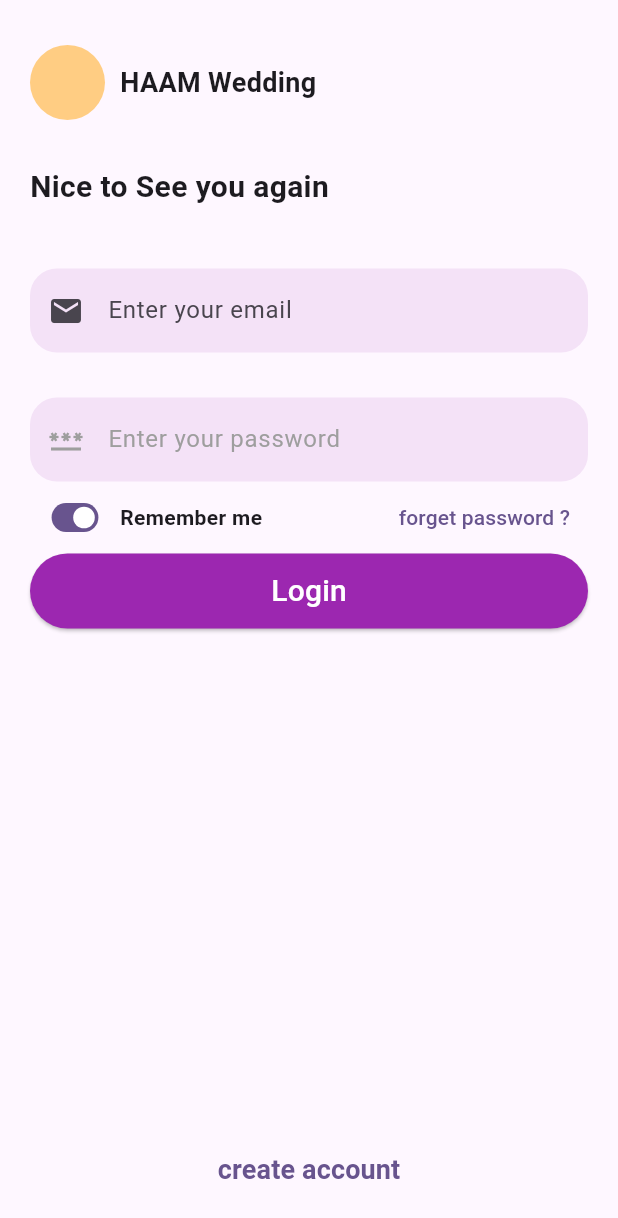
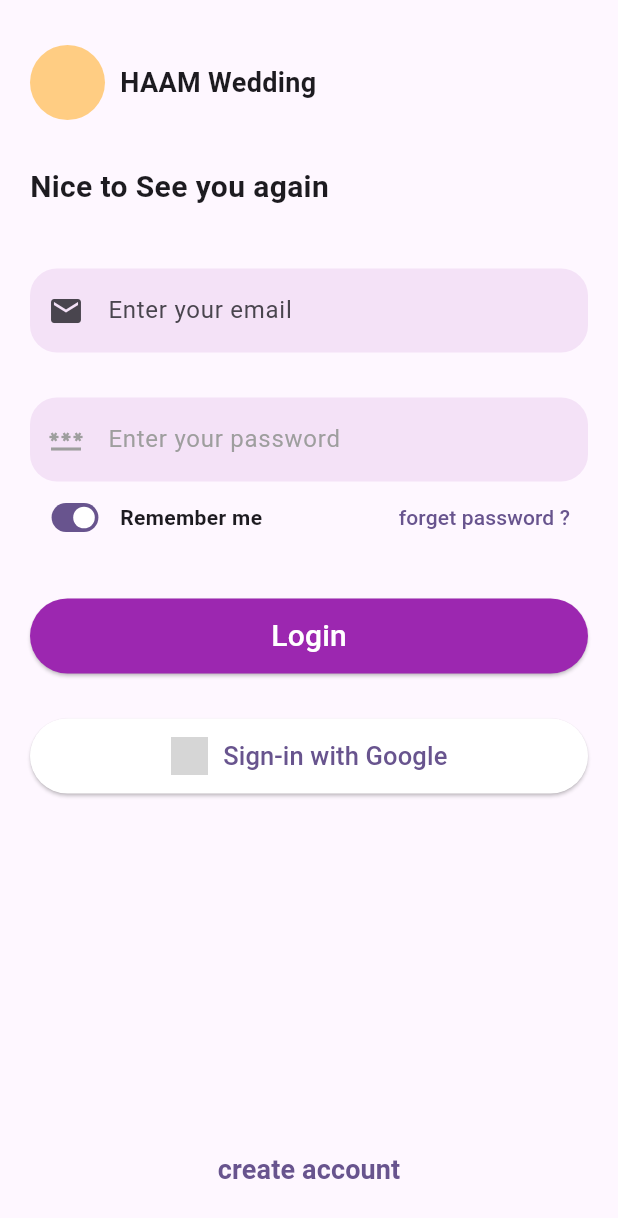
Before and after one commit to irfanMaitexa/wedweel, a Flutter app: the screen it shows after launch, on a phone screen of 412 x 824 dp. Shown: the top 1218 px of the screen. Run offline on Flutter 3.47's test engine with Material 3 defaults, Android fonts, the phone set to English and light mode, and no system bars; network calls fail; grey boxes are pictures that could not be loaded.

Commit message:
added google login and some space

```diff
--- a/lib/user/screen/lok.dart
+++ b/lib/user/screen/lok.dart
@@ -13,26 +13,20 @@ class Lok extends StatelessWidget {
             padding: const EdgeInsets.symmetric(horizontal: 20),
             child: Column(
               children: [
-                SizedBox(
-
-
-
-
-
-
+                const SizedBox(
                   height: 30,
                 ),
                 Row(
                   children: [
-                    CircleAvatar(
-                      backgroundColor: const Color.fromARGB(255, 255, 205, 131),
+                    const CircleAvatar(
+                      backgroundColor: Color.fromARGB(255, 255, 205, 131),
                       radius: 25,
                     ),
-                    SizedBox(
+                    const SizedBox(
                       width: 10,
                     ),
                     Container(
-                      child: Text(
+                      child: const Text(
                         "HAAM Wedding",
                         style: TextStyle(
                             fontSize: 18, fontWeight: FontWeight.bold),
@@ -40,12 +34,12 @@ class Lok extends StatelessWidget {
                     ),
                   ],
                 ),
-                SizedBox(
+                const SizedBox(
                   height: 30,
                 ),
                 Container(
                   alignment: Alignment.centerLeft,
-                  child: Text(
+                  child: const Text(
                     "Nice to See you again",
                     style: TextStyle(
                       fontSize: 20,
@@ -53,7 +47,7 @@ class Lok extends StatelessWidget {
                     ),
                   ),
                 ),
-                SizedBox(
+                const SizedBox(
                   height: 40,
                 ),
                 TextFormField(
@@ -62,19 +56,19 @@ class Lok extends StatelessWidget {
                         borderRadius: BorderRadius.circular(18),
                         borderSide: BorderSide.none),
                     labelText: 'Enter your email ',
-                    prefixIcon: Icon(Icons.email),
+                    prefixIcon: const Icon(Icons.email),
                     filled: true,
                     fillColor: Colors.purple.withOpacity(0.1),
                   ),
                 ),
-                SizedBox(
+                const SizedBox(
                   height: 30,
                 ),
                 TextFormField(
                   obscureText: true,
                   decoration: InputDecoration(
                     labelText: 'Enter your password',
-                    labelStyle: TextStyle(color: Colors.grey),
+                    labelStyle: const TextStyle(color: Colors.grey),
                     border: OutlineInputBorder(
                         borderRadius: BorderRadius.circular(18),
                         borderSide: BorderSide.none),
@@ -93,36 +87,82 @@ class Lok extends StatelessWidget {
                         onChanged: (bool value) {},
                       ),
                     ),
-                    Text(
+                    const Text(
                       'Remember me ',
                       style: TextStyle(fontWeight: FontWeight.bold),
                     ),
-                    Spacer(),
+                    const Spacer(),
                     TextButton(
-                        onPressed: () {}, child: Text('forget password ?')),
+                      onPressed: () {},
+                      child: const Text('forget password ?'),
+                    ),
                   ],
+                ),
+                const SizedBox(
+                  height: 30,
                 ),
                 ElevatedButton(
                   style: ElevatedButton.styleFrom(
                     backgroundColor: Colors.purple,
-                        fixedSize: Size(double.maxFinite, 50)),
+                    fixedSize: const Size(double.maxFinite, 50),
+                  ),
                   onPressed: () {
                     print('clicked');
                   },
-                    child: Text(
+                  child: const Text(
                     'Login',
                     style: TextStyle(
                       fontSize: 20,
                       color: Colors.white,
                     ),
-                    )),
+                  ),
+                ),
+                const SizedBox(
+                  height: 30,
+                ),
+                ElevatedButton(
+                  style: ElevatedButton.styleFrom(
+                    backgroundColor: Colors.white,
+                    fixedSize: const Size(double.maxFinite, 50),
+                  ),
+                  onPressed: () {},
+                  child: Container(
+                    child: Row(
+                      mainAxisAlignment: MainAxisAlignment.center,
+                      mainAxisSize: MainAxisSize.min,
+                      children: <Widget>[
+                        Container(
+                            // decoration: BoxDecoration(color: Colors.blue),
+                            child: Image.network(
+                                'https://cdn.iconscout.com/icon/free/png-512/free-google-logo-icon-download-in-svg-png-gif-file-formats--brands-pack-logos-icons-189824.png?f=webp&w=512',
+                                width: 25,
+                                height: 25,
+                                fit: BoxFit.cover)),
+                        SizedBox(
+                          width: 10,
+                        ),
+                        Text(
+                          'Sign-in with Google',
+                          style: TextStyle(
+                            fontSize: 17,
+                          ),
+                        )
+                      ],
+                    ),
+                  ),
+                ),
                 Spacer(),
+                SizedBox(
+                  height: 1,
+                ),
                 TextButton(
                   onPressed: () {},
-                    child: Text('create account',
-                        style: TextStyle(
-                            fontSize: 18, fontWeight: FontWeight.bold))),
-                SizedBox(
+                  child: const Text(
+                    'create account',
+                    style: TextStyle(fontSize: 18, fontWeight: FontWeight.bold),
+                  ),
+                ),
+                const SizedBox(
                   height: 20,
                 ),
               ],
```
Also changed, not shown: lib/main.dart (+0 -7 lines), lib/user/screen/loginscreen.dart (+12 -12 lines), 5 other files. Lines whose indentation alone changed are shown as unchanged.
